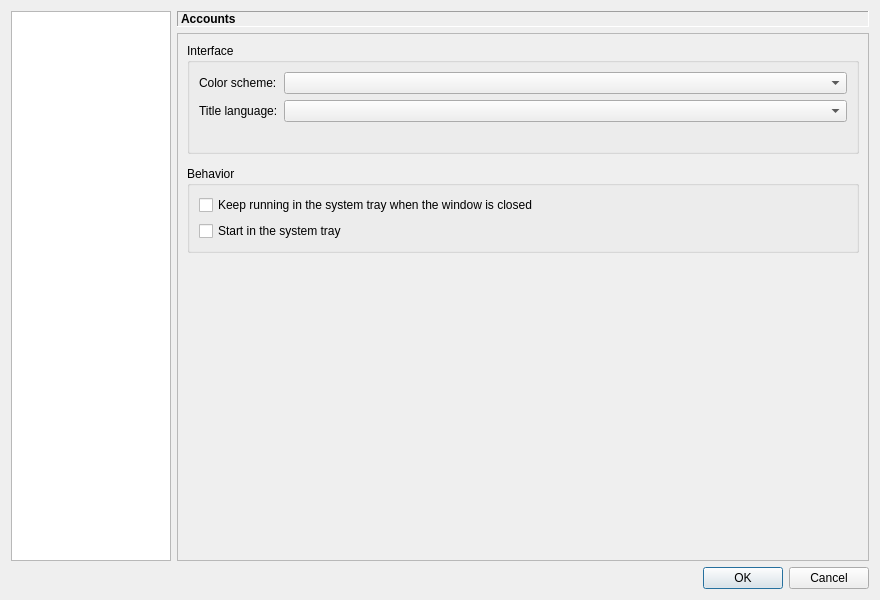
The window that src/gui/settings/settings_dialog.ui (erengy/taiga) describes before a commit, drawn with Qt 5.
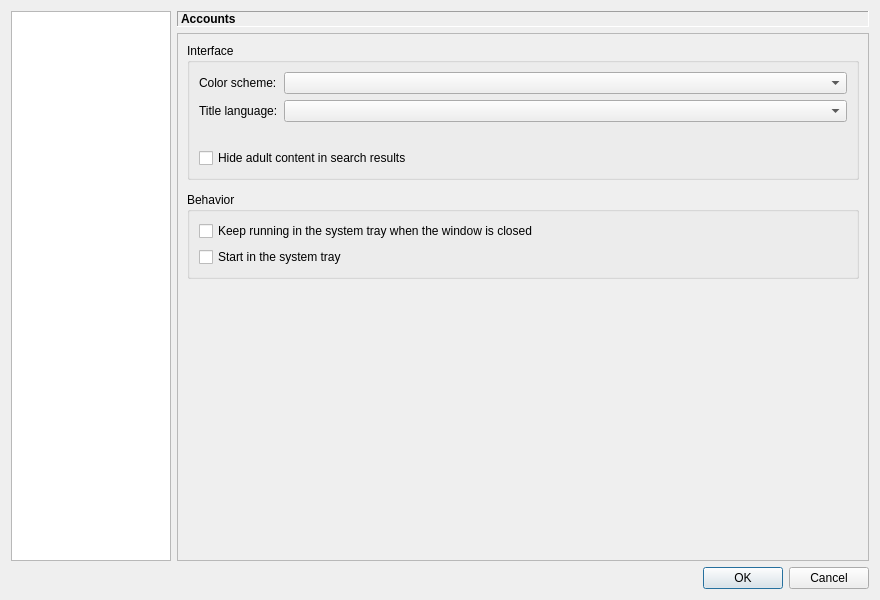
The same window after the commit. The open tabs and pages were chosen to show the change.

Commit message:
Add option to hide adult content
Closes #1220.

Patch:
```diff
--- a/src/gui/settings/settings_dialog.ui
+++ b/src/gui/settings/settings_dialog.ui
@@ -409,6 +409,13 @@
                     </property>
                    </widget>
                   </item>
+                  <item row="3" column="0" colspan="2">
+                   <widget class="QCheckBox" name="hideNsfwCheckBox">
+                    <property name="text">
+                     <string>Hide adult content in search results</string>
+                    </property>
+                   </widget>
+                  </item>
                  </layout>
                 </widget>
                </item>
```
The commit also changes 4 other files.
